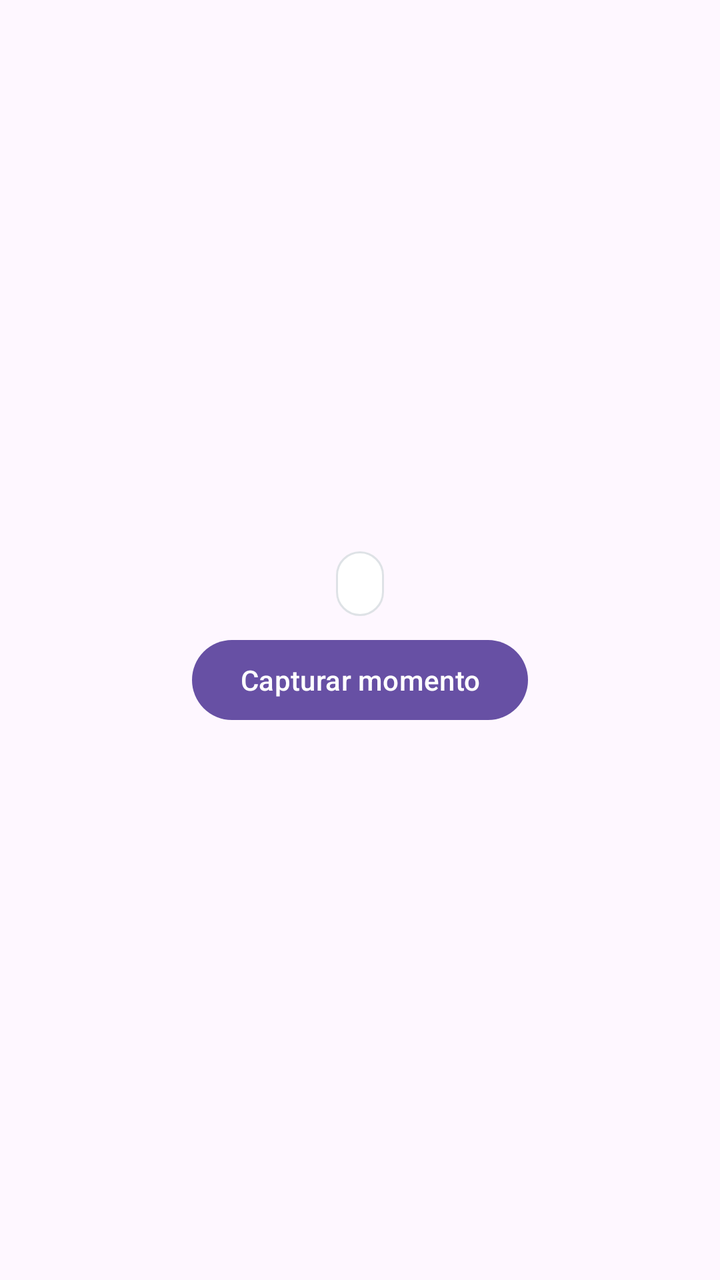
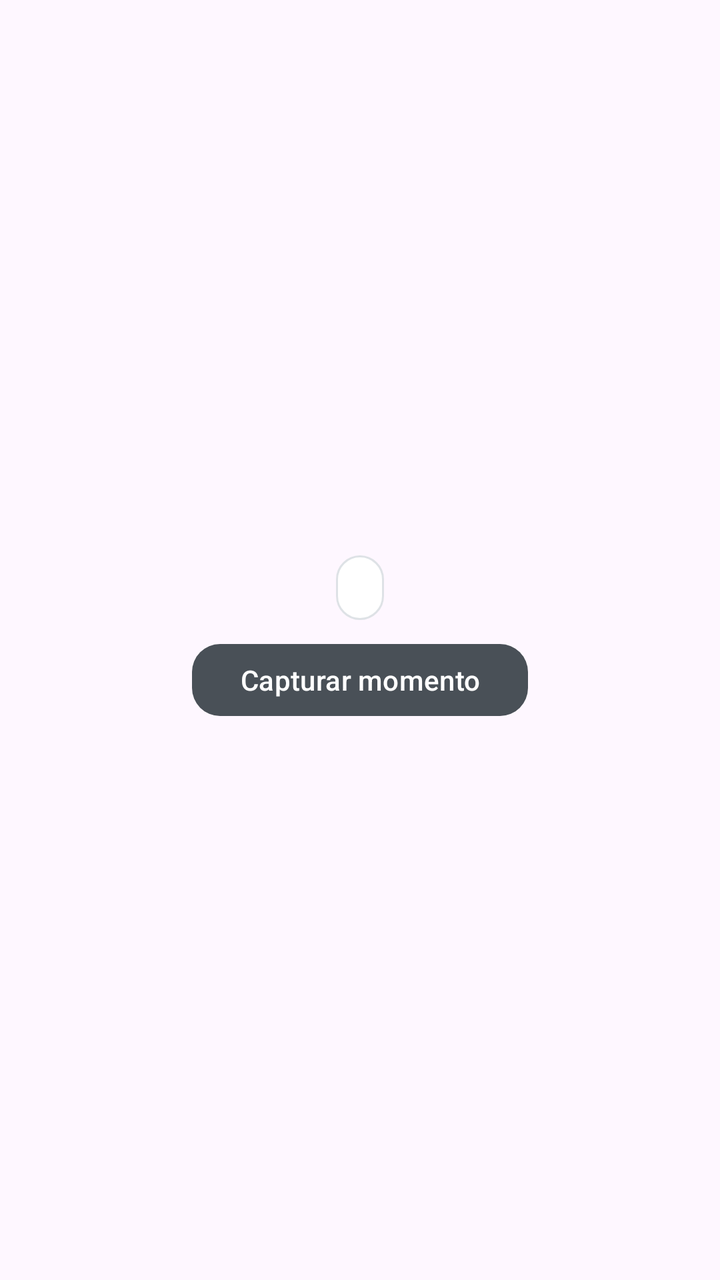

Before-and-after screenshots of an Android layout around one commit, followed by the original layout XML and the change that was made.
<!-- AndroidManifest.xml: application theme Theme.Pace -->
<!-- res/layout/item_message_event_start.xml -->
<?xml version="1.0" encoding="utf-8"?>
<LinearLayout xmlns:android="http://schemas.android.com/apk/res/android"
    android:layout_width="match_parent"
    android:layout_height="wrap_content"
    android:gravity="center"
    android:orientation="vertical"
    android:paddingHorizontal="8dp"
    android:paddingVertical="6dp">

    <TextView
        android:id="@+id/tv_event_started_text"
        android:layout_width="wrap_content"
        android:layout_height="wrap_content"
        android:background="@drawable/bg_message_system"
        android:paddingHorizontal="12dp"
        android:paddingVertical="8dp"
        android:textColor="@color/text_secondary"
        android:textSize="12sp" />

    <com.google.android.material.button.MaterialButton
        android:id="@+id/btn_capture_moment"
        android:layout_width="wrap_content"
        android:layout_height="wrap_content"
        android:layout_marginTop="8dp"
        android:text="@string/event_capture_moment" />
</LinearLayout>
<!-- resources referenced by this layout -->
<resources>
  <color name="text_secondary">#6C757D</color>
  <!-- drawable bg_message_system (drawable) -->
  <?xml version="1.0" encoding="utf-8"?>
  <shape xmlns:android="http://schemas.android.com/apk/res/android">
      <solid android:color="@color/background_card" />
      <corners android:radius="12dp" />
      <stroke
          android:width="1dp"
          android:color="@color/border_color" />
  </shape>
  <string name="event_capture_moment">Capturar momento</string>
  <style name="Theme.Pace" parent="Base.Theme.Pace" />
  <color name="background_card">#FFFFFF</color>
  <color name="border_color">#DEE2E6</color>
  <style name="Base.Theme.Pace" parent="Theme.Material3.DayNight.NoActionBar">
          
          <item name="android:statusBarColor">@color/background_primary</item>
          <item name="android:windowOptOutEdgeToEdgeEnforcement" tools:targetApi="35">true</item>
      </style>
  <color name="background_primary">#F8F9FA</color>
</resources>

<!-- the commit's change to res/layout/item_message_event_start.xml (unified diff, before → after) -->
@@ -19,6 +19,7 @@
 
     <com.google.android.material.button.MaterialButton
         android:id="@+id/btn_capture_moment"
+        style="@style/PaceChatPrimaryButton"
         android:layout_width="wrap_content"
         android:layout_height="wrap_content"
         android:layout_marginTop="8dp"
<!-- resource entries referenced after the edit -->
@@ -11,9 +11,18 @@
           android:color="@color/border_color" />
   </shape>
   <string name="event_capture_moment">Capturar momento</string>
+  <style name="PaceChatPrimaryButton" parent="Widget.Material3.Button">
+          <item name="backgroundTint">@color/accent_primary</item>
+          <item name="android:textColor">@color/white</item>
+          <item name="cornerRadius">14dp</item>
+          <item name="android:minHeight">44dp</item>
+          <item name="android:textAllCaps">false</item>
+      </style>
   <style name="Theme.Pace" parent="Base.Theme.Pace" />
   <color name="background_card">#FFFFFF</color>
   <color name="border_color">#DEE2E6</color>
+  <color name="accent_primary">#495057</color>
+  <color name="white">#FFFFFFFF</color>
   <style name="Base.Theme.Pace" parent="Theme.Material3.DayNight.NoActionBar">
           
           <item name="android:statusBarColor">@color/background_primary</item>
